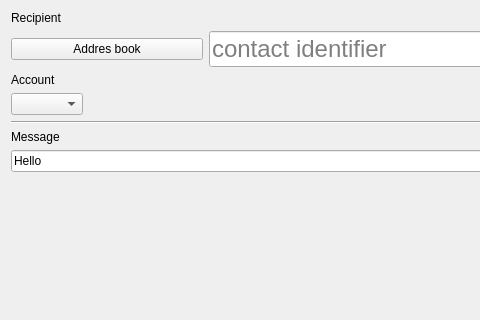
Above: src/composewindow.ui from maemo-leste/conversations before the change; both pictures show x 0 to 480 and y 0 to 320 of the 645 by 510 pixel window. Below: the same form after it.
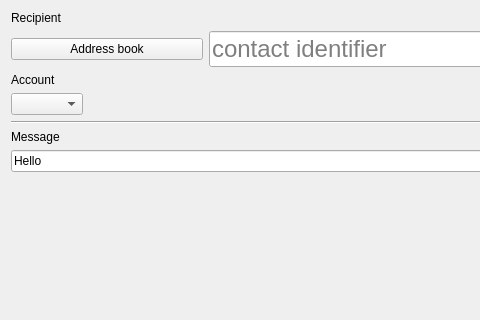
That is the form after the change. Icons and pictures are not drawn.

Commit message: compose: address book typo

Diff of the .ui file:
```diff
--- a/src/composewindow.ui
+++ b/src/composewindow.ui
@@ -43,7 +43,7 @@
          </size>
         </property>
         <property name="text">
-         <string>Addres book</string>
+         <string>Address book</string>
         </property>
        </widget>
       </item>
```
